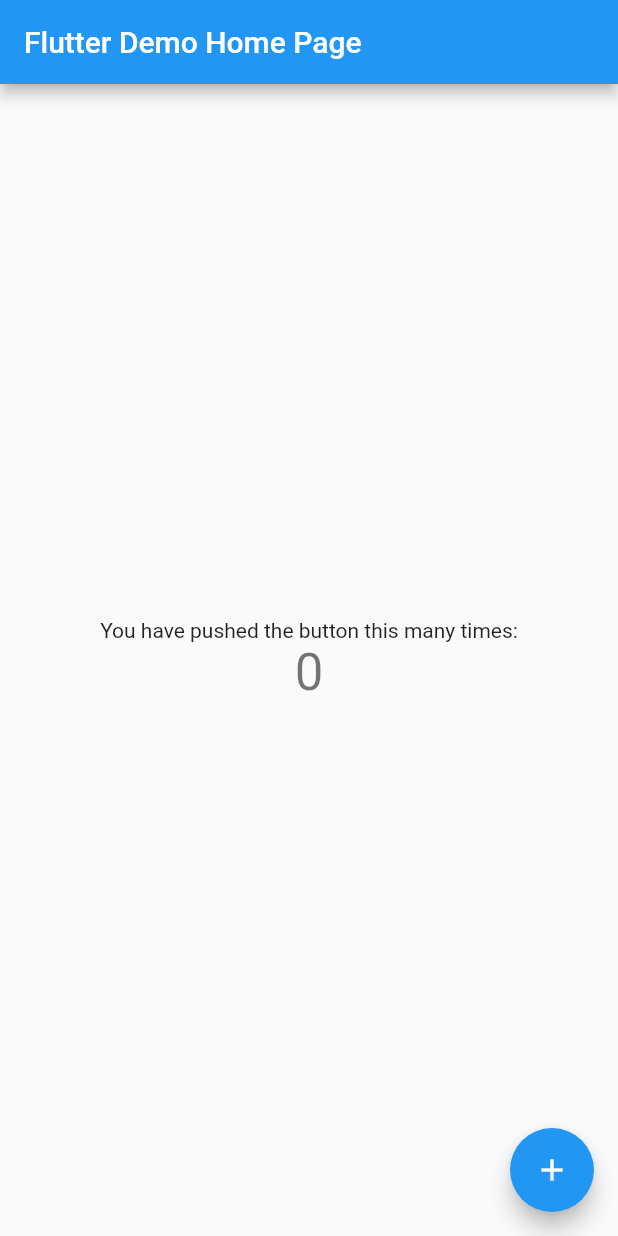
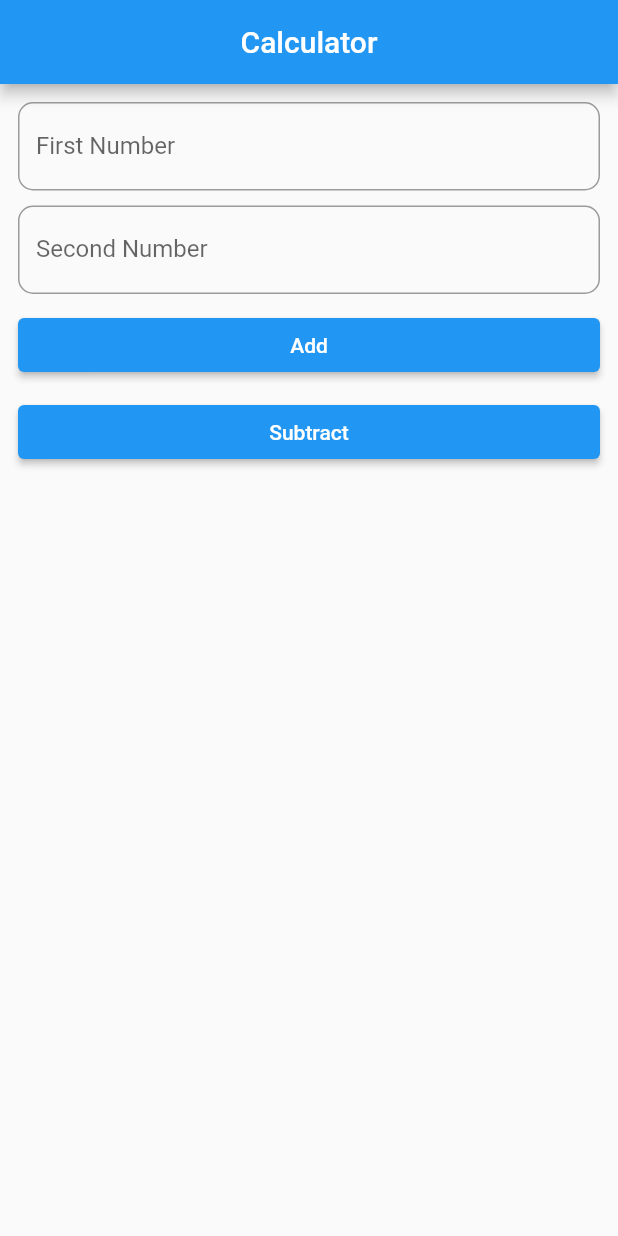
Before and after one commit to Tulsi12/flutter_testing, a Flutter app: the screen it shows after launch, on a phone screen of 412 x 824 dp. Run offline on Flutter 3.47's test engine with Material 2 defaults, Android fonts, the phone set to English and light mode, and no system bars.

```diff
--- a/lib/main.dart
+++ b/lib/main.dart
@@ -1,115 +1,130 @@
 import 'package:flutter/material.dart';
+import 'package:testing/display.dart';
 
 void main() {
-  runApp(const MyApp());
+  runApp(
+    MaterialApp(
+      debugShowCheckedModeBanner: false,
+      initialRoute: '/',
+      routes: {
+        '/': (context) => const Calculator(),
+        '/display': (context) => const DisplayScreen(),
+      },
+    ),
+  );
 }
 
-class MyApp extends StatelessWidget {
-  const MyApp({Key? key}) : super(key: key);
+class Calculator extends StatefulWidget {
+  const Calculator({Key? key}) : super(key: key);
 
-  // This widget is the root of your application.
   @override
-  Widget build(BuildContext context) {
-    return MaterialApp(
-      title: 'Flutter Demo',
-      theme: ThemeData(
-        // This is the theme of your application.
-        //
-        // Try running your application with "flutter run". You'll see the
-        // application has a blue toolbar. Then, without quitting the app, try
-        // changing the primarySwatch below to Colors.green and then invoke
-        // "hot reload" (press "r" in the console where you ran "flutter run",
-        // or simply save your changes to "hot reload" in a Flutter IDE).
-        // Notice that the counter didn't reset back to zero; the application
-        // is not restarted.
-        primarySwatch: Colors.blue,
-      ),
-      home: const MyHomePage(title: 'Flutter Demo Home Page'),
-    );
-  }
+  State<Calculator> createState() => _CalculatorState();
 }
 
-class MyHomePage extends StatefulWidget {
-  const MyHomePage({Key? key, required this.title}) : super(key: key);
+class _CalculatorState extends State<Calculator> {
+  final _formKey = GlobalKey<FormState>();
 
-  // This widget is the home page of your application. It is stateful, meaning
-  // that it has a State object (defined below) that contains fields that affect
-  // how it looks.
+  final TextEditingController _firstNumber = TextEditingController();
+  final TextEditingController _secondNumber = TextEditingController();
 
-  // This class is the configuration for the state. It holds the values (in this
-  // case the title) provided by the parent (in this case the App widget) and
-  // used by the build method of the State. Fields in a Widget subclass are
-  // always marked "final".
+  num result = 0;
 
-  final String title;
-
-  @override
-  State<MyHomePage> createState() => _MyHomePageState();
+  add() {
+    setState(() {
+      result =
+          double.parse(_firstNumber.text) + double.parse(_secondNumber.text);
+    });
   }
 
-class _MyHomePageState extends State<MyHomePage> {
-  int _counter = 0;
-
-  void _incrementCounter() {
+  subtract() {
     setState(() {
-      // This call to setState tells the Flutter framework that something has
-      // changed in this State, which causes it to rerun the build method below
-      // so that the display can reflect the updated values. If we changed
-      // _counter without calling setState(), then the build method would not be
-      // called again, and so nothing would appear to happen.
-      _counter++;
+      result =
+          double.parse(_firstNumber.text) - double.parse(_secondNumber.text);
     });
   }
 
   @override
   Widget build(BuildContext context) {
-    // This method is rerun every time setState is called, for instance as done
-    // by the _incrementCounter method above.
-    //
-    // The Flutter framework has been optimized to make rerunning build methods
-    // fast, so that you can just rebuild anything that needs updating rather
-    // than having to individually change instances of widgets.
     return Scaffold(
       appBar: AppBar(
-        // Here we take the value from the MyHomePage object that was created by
-        // the App.build method, and use it to set our appbar title.
-        title: Text(widget.title),
+        title: const Text('Calculator'),
+        centerTitle: true,
       ),
-      body: Center(
-        // Center is a layout widget. It takes a single child and positions it
-        // in the middle of the parent.
+      body: Padding(
+        padding: const EdgeInsets.all(12.0),
+        child: Form(
+          key: _formKey,
           child: Column(
-          // Column is also a layout widget. It takes a list of children and
-          // arranges them vertically. By default, it sizes itself to fit its
-          // children horizontally, and tries to be as tall as its parent.
-          //
-          // Invoke "debug painting" (press "p" in the console, choose the
-          // "Toggle Debug Paint" action from the Flutter Inspector in Android
-          // Studio, or the "Toggle Debug Paint" command in Visual Studio Code)
-          // to see the wireframe for each widget.
-          //
-          // Column has various properties to control how it sizes itself and
-          // how it positions its children. Here we use mainAxisAlignment to
-          // center the children vertically; the main axis here is the vertical
-          // axis because Columns are vertical (the cross axis would be
-          // horizontal).
-          mainAxisAlignment: MainAxisAlignment.center,
             children: <Widget>[
-            const Text(
-              'You have pushed the button this many times:',
+              TextFormField(
+                  key: const ValueKey('firstNumber'),
+                  controller: _firstNumber,
+                  keyboardType: TextInputType.number,
+                  decoration: const InputDecoration(
+                      labelText: 'First Number',
+                      hintText: 'Enter First number',
+                      border: OutlineInputBorder(
+                        borderRadius: BorderRadius.all(Radius.circular(10)),
+                      ))),
+              const SizedBox(
+                height: 10,
               ),
-            Text(
-              '$_counter',
-              style: Theme.of(context).textTheme.headline4,
+              TextFormField(
+                key: const ValueKey('secondNumber'),
+                controller: _secondNumber,
+                keyboardType: TextInputType.number,
+                decoration: const InputDecoration(
+                    labelText: 'Second Number',
+                    hintText: 'Enter Second number',
+                    border: OutlineInputBorder(
+                      borderRadius: BorderRadius.all(Radius.circular(10)),
+                    )),
               ),
+              const SizedBox(
+                height: 10,
+              ),
+              SizedBox(
+                width: double.infinity,
+                child: ElevatedButton(
+                  key: const ValueKey('addBtn'),
+                  onPressed: () {
+                    add();
+                    Navigator.pushNamed(context, '/display', arguments: result);
+                  },
+                  child: const Text('Add'),
+                ),
+              ),
+              const SizedBox(
+                height: 10,
+              ),
+              SizedBox(
+                width: double.infinity,
+                child: ElevatedButton(
+                  key: const ValueKey('subtractBtn'),
+                  onPressed: () {
+                    subtract();
+                  },
+                  child: const Text('Subtract'),
+                ),
+              ),
+              const SizedBox(
+                height: 10,
+              ),
+              // Card(
+              //   color: const Color.fromARGB(255, 61, 197, 34),
+              //   child: ListTile(
+              //     shape: const RoundedRectangleBorder(
+              //       borderRadius: BorderRadius.all(Radius.circular(10)),
+              //     ),
+              //     title: Text('Result:$result',
+              //         style: const TextStyle(fontWeight: FontWeight.bold),
+              //         textAlign: TextAlign.center),
+              //   ),
+              // ),
             ],
           ),
         ),
-      floatingActionButton: FloatingActionButton(
-        onPressed: _incrementCounter,
-        tooltip: 'Increment',
-        child: const Icon(Icons.add),
-      ), // This trailing comma makes auto-formatting nicer for build methods.
+      ),
     );
   }
 }
--- a/pubspec.yaml
+++ b/pubspec.yaml
@@ -3,7 +3,7 @@ description: A new Flutter project.
 
 # The following line prevents the package from being accidentally published to
 # pub.dev using `flutter pub publish`. This is preferred for private packages.
-publish_to: 'none' # Remove this line if you wish to publish to pub.dev
+publish_to: "none" # Remove this line if you wish to publish to pub.dev
 
 # The following defines the version and build number for your application.
 # A version number is three numbers separated by dots, like 1.2.43
@@ -30,13 +30,14 @@ dependencies:
   flutter:
     sdk: flutter
 
-
   # The following adds the Cupertino Icons font to your application.
   # Use with the CupertinoIcons class for iOS style icons.
   cupertino_icons: ^1.0.2
 
 dev_dependencies:
   flutter_test:
+    sdk: flutter
+  integration_test:
     sdk: flutter
 
   # The "flutter_lints" package below contains a set of recommended lints to
@@ -51,7 +52,6 @@ dev_dependencies:
 
 # The following section is specific to Flutter packages.
 flutter:
-
   # The following line ensures that the Material Icons font is
   # included with your application, so that you can use the icons in
   # the material Icons class.
```
Also changed, not shown: pubspec.lock, 1 other file. Lines whose indentation alone changed are shown as unchanged.
